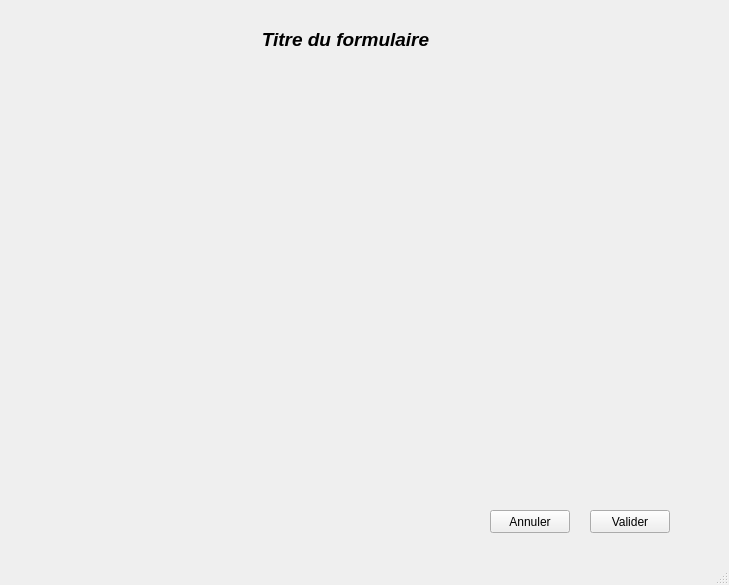
Above: dialogformulaire.ui from Dragorane/sondihm before the change. Below: the same form after it.
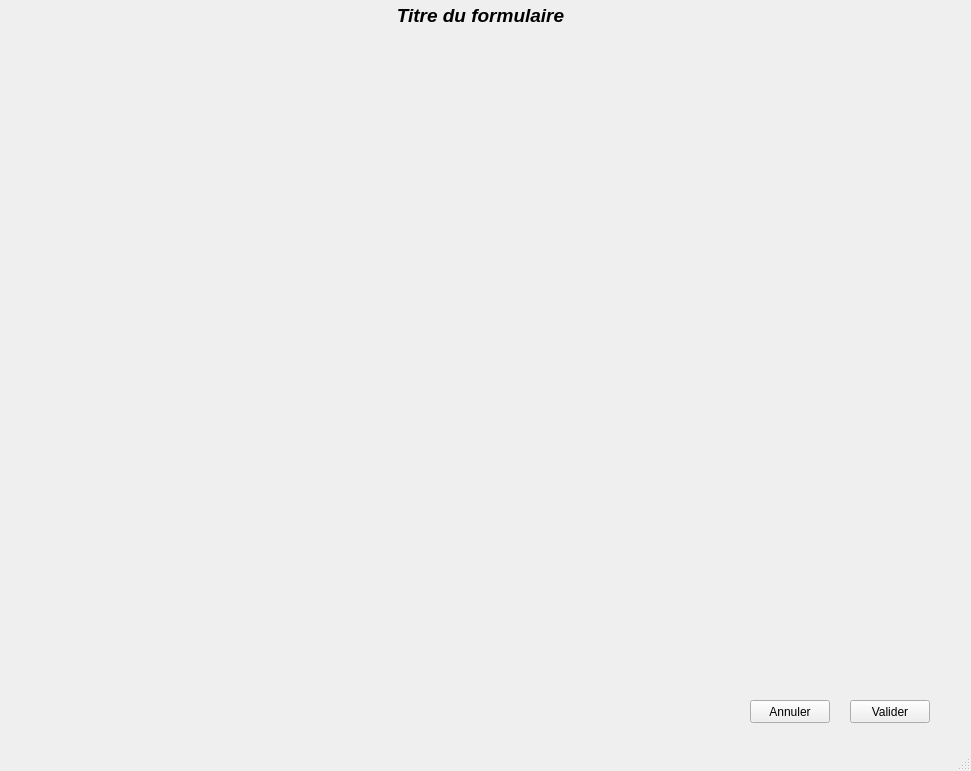
That is the form after the change.

```diff
--- a/dialogformulaire.ui
+++ b/dialogformulaire.ui
@@ -6,8 +6,8 @@
    <rect>
     <x>0</x>
     <y>0</y>
-    <width>729</width>
-    <height>585</height>
+    <width>971</width>
+    <height>771</height>
    </rect>
   </property>
   <property name="windowTitle">
@@ -19,8 +19,8 @@
      <rect>
       <x>0</x>
       <y>0</y>
-      <width>691</width>
-      <height>78</height>
+      <width>961</width>
+      <height>31</height>
      </rect>
     </property>
     <property name="sizePolicy">
@@ -48,9 +48,9 @@
     <property name="geometry">
      <rect>
       <x>10</x>
-      <y>80</y>
-      <width>701</width>
-      <height>411</height>
+      <y>40</y>
+      <width>951</width>
+      <height>641</height>
      </rect>
     </property>
     <layout class="QFormLayout" name="formLayout">
@@ -62,8 +62,8 @@
    <widget class="QPushButton" name="CancelButton">
     <property name="geometry">
      <rect>
-      <x>490</x>
-      <y>510</y>
+      <x>750</x>
+      <y>700</y>
       <width>80</width>
       <height>23</height>
      </rect>
@@ -75,8 +75,8 @@
    <widget class="QPushButton" name="SubmitButton">
     <property name="geometry">
      <rect>
-      <x>590</x>
-      <y>510</y>
+      <x>850</x>
+      <y>700</y>
       <width>80</width>
       <height>23</height>
      </rect>
```
Left out of the diff: 2 changed lines with no effect on the pictures.
